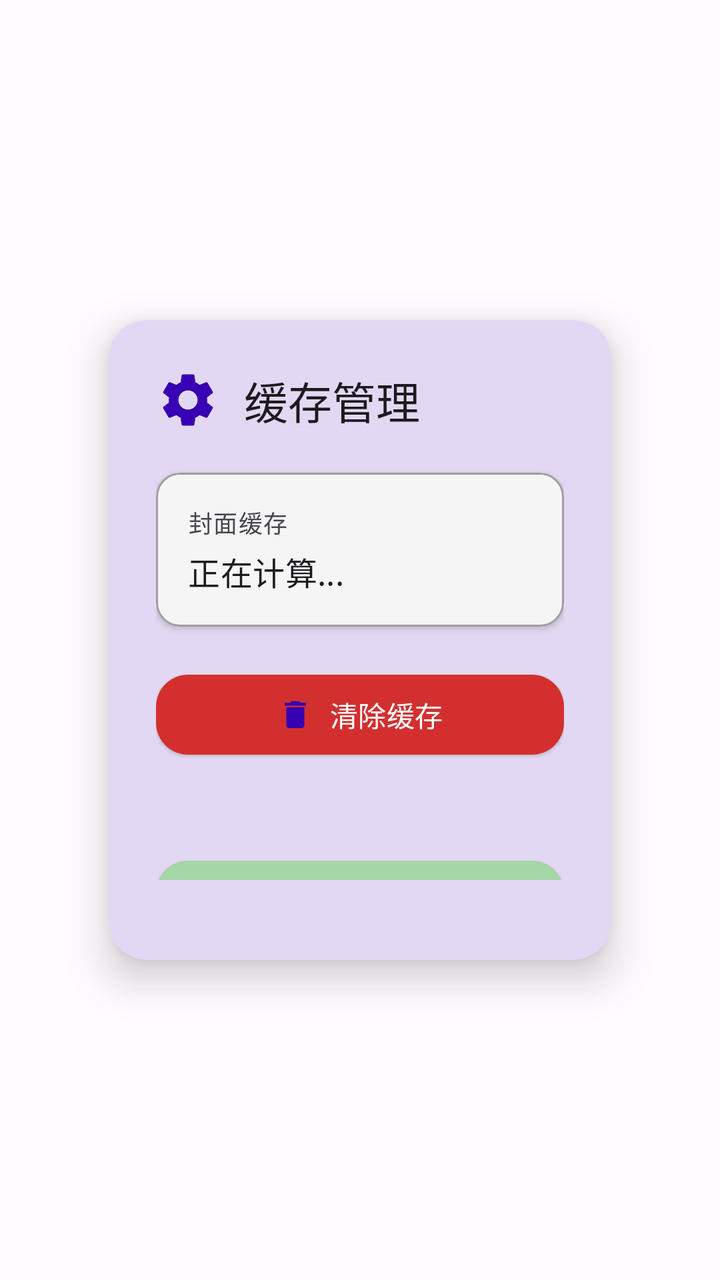
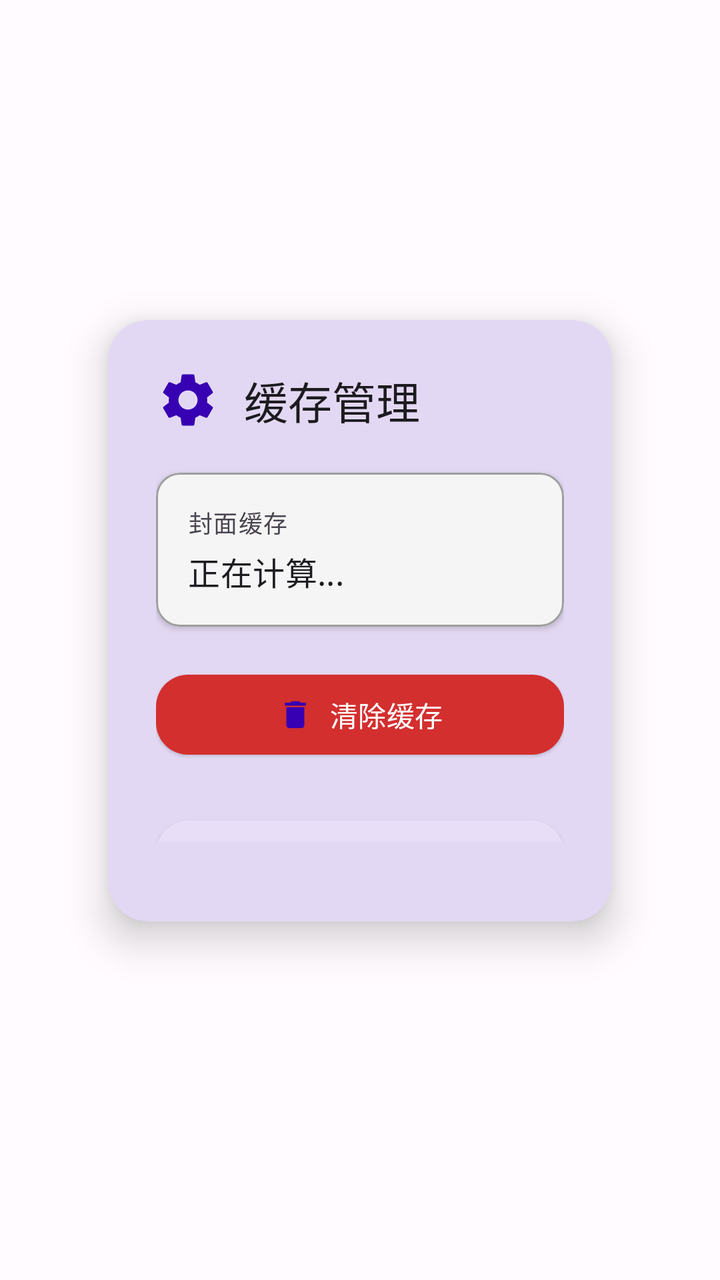

Before-and-after screenshots of an Android layout around one commit, followed by the original layout XML and the change that was made.
<!-- AndroidManifest.xml: application theme Theme.HpuMusicPlayer -->
<!-- res/layout/dialog_cache_management.xml -->
<?xml version="1.0" encoding="utf-8"?>
<FrameLayout xmlns:android="http://schemas.android.com/apk/res/android"
    xmlns:app="http://schemas.android.com/apk/res-auto"
    android:id="@+id/rootLayout"
    android:layout_width="match_parent"
    android:layout_height="match_parent"
    android:background="@android:color/transparent">

    <androidx.constraintlayout.widget.ConstraintLayout
        android:layout_width="match_parent"
        android:layout_height="match_parent"
        android:background="@android:color/transparent">

        
        <androidx.constraintlayout.widget.Guideline
            android:id="@+id/guidelineStart"
            android:layout_width="wrap_content"
            android:layout_height="wrap_content"
            android:orientation="vertical"
            app:layout_constraintGuide_percent="0.15" />

        
        <androidx.constraintlayout.widget.Guideline
            android:id="@+id/guidelineEnd"
            android:layout_width="wrap_content"
            android:layout_height="wrap_content"
            android:orientation="vertical"
            app:layout_constraintGuide_percent="0.85" />

        
        <androidx.constraintlayout.widget.Guideline
            android:id="@+id/guidelineTop"
            android:layout_width="wrap_content"
            android:layout_height="wrap_content"
            android:orientation="horizontal"
            app:layout_constraintGuide_percent="0.25" />

        
        <androidx.constraintlayout.widget.Guideline
            android:id="@+id/guidelineBottom"
            android:layout_width="wrap_content"
            android:layout_height="wrap_content"
            android:orientation="horizontal"
            app:layout_constraintGuide_percent="0.75" />

        
        <com.google.android.material.card.MaterialCardView
            android:id="@+id/dialogContent"
            android:layout_width="0dp"
            android:layout_height="0dp"
            app:cardCornerRadius="20dp"
            app:cardElevation="12dp"
            app:strokeWidth="0dp"
            app:cardBackgroundColor="?attr/colorSurface"
            app:layout_constraintStart_toStartOf="@id/guidelineStart"
            app:layout_constraintEnd_toEndOf="@id/guidelineEnd"
            app:layout_constraintTop_toTopOf="@id/guidelineTop"
            app:layout_constraintBottom_toBottomOf="@id/guidelineBottom"
            android:clickable="true"
            android:focusable="true">

            <LinearLayout
                android:layout_width="match_parent"
                android:layout_height="match_parent"
                android:orientation="vertical"
                android:padding="24dp">

                
                <LinearLayout
                    android:layout_width="match_parent"
                    android:layout_height="wrap_content"
                    android:orientation="horizontal"
                    android:gravity="center_vertical"
                    android:layout_marginBottom="20dp">

                    <ImageView
                        android:layout_width="32dp"
                        android:layout_height="32dp"
                        android:src="@drawable/ic_settings"
                        app:tint="?attr/colorPrimary"
                        android:layout_marginEnd="12dp"
                        android:contentDescription="缓存管理" />

                    <TextView
                        android:layout_width="0dp"
                        android:layout_height="wrap_content"
                        android:layout_weight="1"
                        android:text="缓存管理"
                        android:textColor="?attr/colorOnSurface"
                        android:textAppearance="@style/TextAppearance.HpuMusicPlayer.TitleLarge" />
                </LinearLayout>

                
                <com.google.android.material.card.MaterialCardView
                    android:layout_width="match_parent"
                    android:layout_height="wrap_content"
                    app:cardCornerRadius="12dp"
                    app:cardElevation="2dp"
                    app:cardBackgroundColor="?attr/colorSurfaceVariant"
                    android:layout_marginBottom="20dp">

                    <LinearLayout
                        android:layout_width="match_parent"
                        android:layout_height="wrap_content"
                        android:orientation="vertical"
                        android:padding="16dp">

                        <TextView
                            android:layout_width="wrap_content"
                            android:layout_height="wrap_content"
                            android:text="封面缓存"
                            android:textColor="?attr/colorOnSurfaceVariant"
                            android:textAppearance="@style/TextAppearance.HpuMusicPlayer.LabelMedium"
                            android:layout_marginBottom="4dp" />

                        <TextView
                            android:id="@+id/tvCacheSize"
                            android:layout_width="wrap_content"
                            android:layout_height="wrap_content"
                            android:text="正在计算..."
                            android:textColor="?attr/colorOnSurface"
                            android:textAppearance="@style/TextAppearance.HpuMusicPlayer.TitleMedium" />
                    </LinearLayout>
                </com.google.android.material.card.MaterialCardView>

                
                <LinearLayout
                    android:layout_width="match_parent"
                    android:layout_height="wrap_content"
                    android:orientation="vertical"
                    android:layout_marginBottom="16dp">

                    
                    <com.google.android.material.button.MaterialButton
                        android:id="@+id/btnClearCache"
                        style="@style/Widget.Material3.Button.ElevatedButton"
                        android:layout_width="match_parent"
                        android:layout_height="wrap_content"
                        android:layout_marginBottom="12dp"
                        android:text="清除缓存"
                        android:textColor="?attr/colorOnError"
                        app:cornerRadius="16dp"
                        app:backgroundTint="?attr/colorError"
                        app:icon="@drawable/ic_delete"
                        app:iconGravity="textStart" />

                    
                    <View
                        android:layout_width="match_parent"
                        android:layout_height="8dp" />

                    
                    <com.google.android.material.button.MaterialButton
                        android:id="@+id/tvClose"
                        style="@style/Widget.Material3.Button.ElevatedButton"
                        android:layout_width="match_parent"
                        android:layout_height="48dp"
                        android:layout_marginTop="25dp"
                        android:text="关闭"
                        android:textColor="@android:color/black"
                        android:textSize="16sp"
                        app:cornerRadius="16dp"
                        app:backgroundTint="@color/material_green_200" />
                </LinearLayout>

            </LinearLayout>
        </com.google.android.material.card.MaterialCardView>
    </androidx.constraintlayout.widget.ConstraintLayout>
</FrameLayout>
<!-- resources referenced by this layout -->
<resources>
  <color name="material_green_200">#FFA5D6A7</color>
  <style name="TextAppearance.HpuMusicPlayer.LabelMedium" parent="TextAppearance.Material3.LabelMedium">
          <item name="android:textSize">12sp</item>
          <item name="android:textFontWeight" tools:targetApi="p">500</item>
      </style>
  <style name="TextAppearance.HpuMusicPlayer.TitleLarge" parent="TextAppearance.Material3.TitleLarge">
          <item name="android:textSize">22sp</item>
          <item name="android:textFontWeight" tools:targetApi="p">400</item>
      </style>
  <style name="TextAppearance.HpuMusicPlayer.TitleMedium" parent="TextAppearance.Material3.TitleMedium">
          <item name="android:textSize">16sp</item>
          <item name="android:textFontWeight" tools:targetApi="p">400</item>
      </style>
  <color name="primary_purple">#FF3700B3</color>
  <color name="white">#FFFFFFFF</color>
  <color name="primary_container">#FFEADDFF</color>
  <color name="on_primary_container">#FF21005D</color>
  <color name="accent_teal">#FF009688</color>
  <color name="secondary_container">#FFE8DEF8</color>
  <color name="on_secondary_container">#FF1D192B</color>
  <color name="background_light">#FFFFFBFE</color>
  <color name="text_primary">#FF1C1B1F</color>
  <color name="surface_primary">#FFFFFBFE</color>
  <color name="on_surface">#FF1C1B1F</color>
  <color name="nav_drawer_light">#FFF5F5F5</color>
  <color name="text_secondary">#FF49454F</color>
  <color name="error_red">#FFD32F2F</color>
  <color name="accent_red">#FFF44336</color>
  <color name="text_tertiary">#FF79747E</color>
  <color name="text_hint">#FF9E9E9E</color>
  <color name="accent_blue">#FF03DAC5</color>
  <style name="ShapeAppearance.HpuMusicPlayer.Small" parent="ShapeAppearance.Material3.SmallComponent">
          <item name="cornerFamily">rounded</item>
          <item name="cornerSize">8dp</item>
      </style>
  <style name="ShapeAppearance.HpuMusicPlayer.Medium" parent="ShapeAppearance.Material3.MediumComponent">
          <item name="cornerFamily">rounded</item>
          <item name="cornerSize">12dp</item>
      </style>
  <style name="ShapeAppearance.HpuMusicPlayer.Large" parent="ShapeAppearance.Material3.LargeComponent">
          <item name="cornerFamily">rounded</item>
          <item name="cornerSize">16dp</item>
      </style>
  <style name="TextAppearance.HpuMusicPlayer.DisplaySmall" parent="TextAppearance.Material3.DisplaySmall">
          <item name="android:textSize">36sp</item>
          <item name="android:textFontWeight" tools:targetApi="p">400</item>
      </style>
  <style name="TextAppearance.HpuMusicPlayer.TitleSmall" parent="TextAppearance.Material3.TitleSmall">
          <item name="android:textSize">14sp</item>
          <item name="android:textFontWeight" tools:targetApi="p">400</item>
      </style>
  <style name="TextAppearance.HpuMusicPlayer.BodyLarge" parent="TextAppearance.Material3.BodyLarge">
          <item name="android:textSize">16sp</item>
          <item name="android:textFontWeight" tools:targetApi="p">400</item>
      </style>
  <style name="TextAppearance.HpuMusicPlayer.BodyMedium" parent="TextAppearance.Material3.BodyMedium">
          <item name="android:textSize">14sp</item>
          <item name="android:textFontWeight" tools:targetApi="p">400</item>
      </style>
  <style name="TextAppearance.HpuMusicPlayer.BodySmall" parent="TextAppearance.Material3.BodySmall">
          <item name="android:textSize">12sp</item>
          <item name="android:textFontWeight" tools:targetApi="p">400</item>
      </style>
  <style name="TextAppearance.HpuMusicPlayer.LabelLarge" parent="TextAppearance.Material3.LabelLarge">
          <item name="android:textSize">14sp</item>
          <item name="android:textFontWeight" tools:targetApi="p">500</item>
      </style>
  <style name="TextAppearance.HpuMusicPlayer.LabelSmall" parent="TextAppearance.Material3.LabelSmall">
          <item name="android:textSize">11sp</item>
          <item name="android:textFontWeight" tools:targetApi="p">500</item>
      </style>
  <!-- unchanged entries left out for length: 8 -->
</resources>

<!-- the commit's change to res/layout/dialog_cache_management.xml (unified diff, before → after) -->
@@ -41,7 +41,7 @@
             android:layout_width="wrap_content"
             android:layout_height="wrap_content"
             android:orientation="horizontal"
-            app:layout_constraintGuide_percent="0.75" />
+            app:layout_constraintGuide_percent="0.72" />
 
         
         <com.google.android.material.card.MaterialCardView
@@ -155,12 +155,12 @@
                         style="@style/Widget.Material3.Button.ElevatedButton"
                         android:layout_width="match_parent"
                         android:layout_height="48dp"
-                        android:layout_marginTop="25dp"
+                        android:layout_marginTop="5dp"
                         android:text="关闭"
                         android:textColor="@android:color/black"
                         android:textSize="16sp"
                         app:cornerRadius="16dp"
-                        app:backgroundTint="@color/material_green_200" />
+                        app:backgroundTint="@color/secondary_container" />
                 </LinearLayout>
 
             </LinearLayout>
<!-- resource entries referenced after the edit -->
@@ -1,6 +1,5 @@
 <!-- resources referenced by this layout -->
 <resources>
-  <color name="material_green_200">#FFA5D6A7</color>
   <style name="TextAppearance.HpuMusicPlayer.LabelMedium" parent="TextAppearance.Material3.LabelMedium">
           <item name="android:textSize">12sp</item>
           <item name="android:textFontWeight" tools:targetApi="p">500</item>
